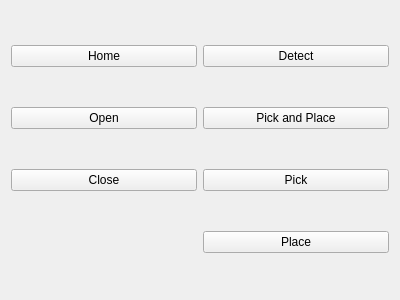
First picture: the form in rqt_user_interface/resource/sdh_grasp.ui, repository padmaja-kulkarni/vine_tomato_grasping, before the edit.
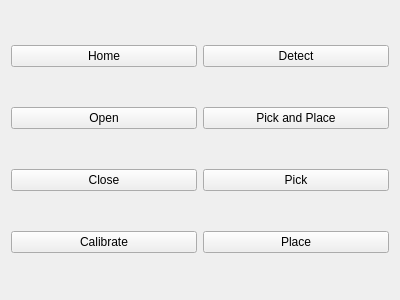
Second picture: the form after the edit.

Patch:
```diff
--- a/rqt_user_interface/resource/sdh_grasp.ui
+++ b/rqt_user_interface/resource/sdh_grasp.ui
@@ -39,6 +39,14 @@
     </widget>
    </item>
 
+   <item row="3" column="0">
+    <widget class="QPushButton" name="CalibrateButton">
+     <property name="text">
+      <string>Calibrate</string>
+     </property>
+    </widget>
+   </item>
+
    <item row="0" column="1">
     <widget class="QPushButton" name="DetectButton">
      <property name="text">
```
